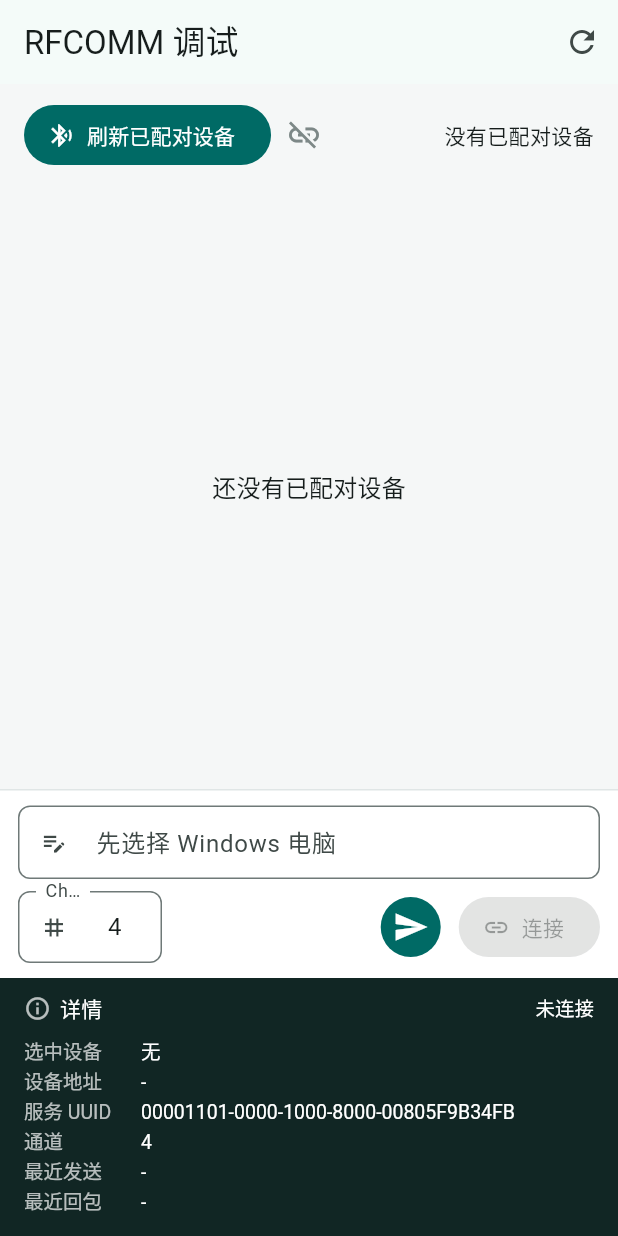
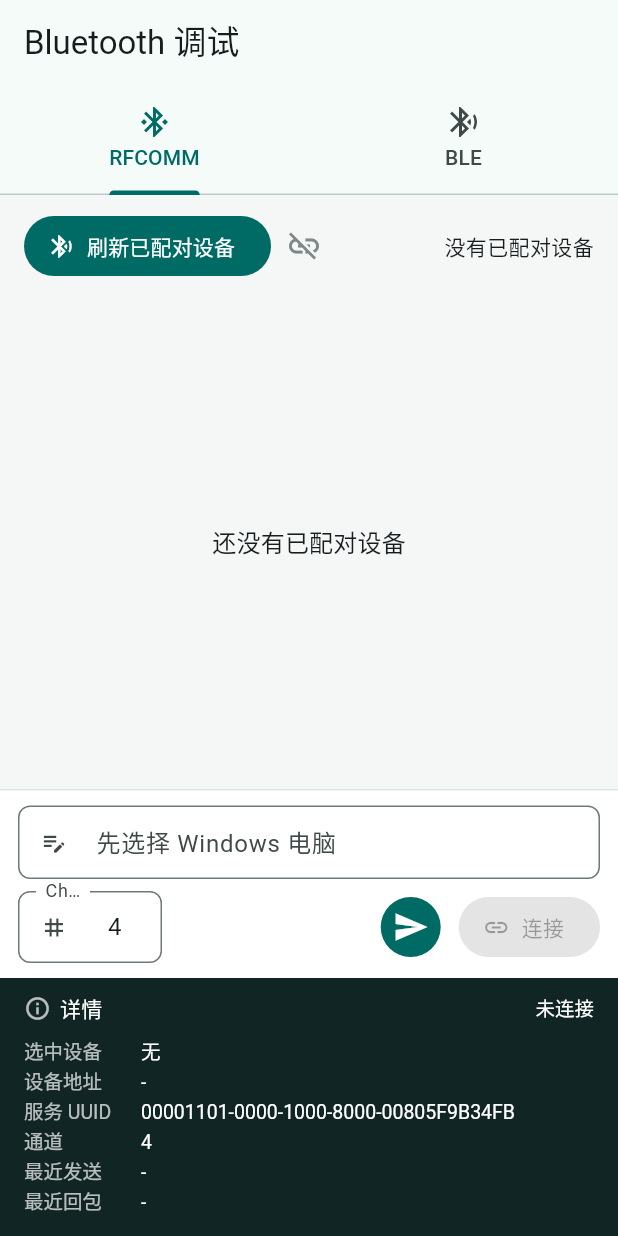
Before and after one commit to Goblin-Master/Bluetooth, a Flutter app: the screen it shows after launch, on a phone screen of 412 x 824 dp. Run offline on Flutter 3.47's test engine with Material 3 defaults, Android fonts, the phone set to English and light mode, and no system bars.

Commit message:
refactor: split client into rfcomm and ble tabs

```diff
--- a/bluetooth_client/lib/main.dart
+++ b/bluetooth_client/lib/main.dart
@@ -19,7 +19,7 @@ class BluetoothClientApp extends StatelessWidget {
   @override
   Widget build(BuildContext context) {
     return MaterialApp(
-      title: 'RFCOMM 调试',
+      title: 'Bluetooth 调试',
       debugShowCheckedModeBanner: false,
       theme: ThemeData(
         colorScheme: ColorScheme.fromSeed(
@@ -29,7 +29,41 @@ class BluetoothClientApp extends StatelessWidget {
         scaffoldBackgroundColor: const Color(0xFFF5F7F7),
         useMaterial3: true,
       ),
-      home: RfcommDebugPage(controller: controller ?? RealRfcommController()),
+      home: BluetoothClientHome(
+        rfcommController: controller ?? RealRfcommController(),
+      ),
+    );
+  }
+}
+
+class BluetoothClientHome extends StatelessWidget {
+  const BluetoothClientHome({super.key, required this.rfcommController});
+
+  final RfcommController rfcommController;
+
+  @override
+  Widget build(BuildContext context) {
+    return DefaultTabController(
+      length: 2,
+      child: Scaffold(
+        appBar: AppBar(
+          title: const Text('Bluetooth 调试'),
+          bottom: const TabBar(
+            tabs: [
+              Tab(text: 'RFCOMM', icon: Icon(Icons.bluetooth_connected)),
+              Tab(text: 'BLE', icon: Icon(Icons.bluetooth_searching)),
+            ],
+          ),
+        ),
+        body: SafeArea(
+          child: TabBarView(
+            children: [
+              RfcommDebugPage(controller: rfcommController),
+              const BlePlaceholderPage(),
+            ],
+          ),
+        ),
+      ),
     );
   }
 }
@@ -322,21 +356,7 @@ class _RfcommDebugPageState extends State<RfcommDebugPage> {
       animation: widget.controller,
       builder: (context, _) {
         final controller = widget.controller;
-        return Scaffold(
-          appBar: AppBar(
-            title: const Text('RFCOMM 调试'),
-            actions: [
-              IconButton(
-                tooltip: '刷新已配对设备',
-                onPressed: controller.isBusy
-                    ? null
-                    : controller.refreshPairedDevices,
-                icon: const Icon(Icons.refresh),
-              ),
-            ],
-          ),
-          body: SafeArea(
-            child: Column(
+        return Column(
           children: [
             _StatusBar(controller: controller),
             Expanded(child: _PairedDeviceList(controller: controller)),
@@ -345,12 +365,44 @@ class _RfcommDebugPageState extends State<RfcommDebugPage> {
               messageController: _messageController,
               channelController: _channelController,
             ),
-                _DetailsPanel(controller: controller),
+            _RfcommDetailsPanel(controller: controller),
+          ],
+        );
+      },
+    );
+  }
+}
+
+class BlePlaceholderPage extends StatelessWidget {
+  const BlePlaceholderPage({super.key});
+
+  @override
+  Widget build(BuildContext context) {
+    return Column(
+      children: const [
+        Expanded(
+          child: Center(
+            child: Column(
+              mainAxisSize: MainAxisSize.min,
+              children: [
+                Icon(Icons.bluetooth_searching, size: 44),
+                SizedBox(height: 12),
+                Text('BLE GATT 调试', style: TextStyle(fontSize: 20)),
+                SizedBox(height: 4),
+                Text('待实现'),
               ],
             ),
           ),
-        );
-      },
+        ),
+        SharedDetailsPanel(
+          connected: false,
+          rows: [
+            DetailRowData(label: '状态', value: '待实现'),
+            DetailRowData(label: '服务 UUID', value: '-'),
+            DetailRowData(label: '特征 UUID', value: '-'),
+          ],
+        ),
+      ],
     );
   }
 }
@@ -606,8 +658,8 @@ class _MessageBar extends StatelessWidget {
   }
 }
 
-class _DetailsPanel extends StatelessWidget {
-  const _DetailsPanel({required this.controller});
+class _RfcommDetailsPanel extends StatelessWidget {
+  const _RfcommDetailsPanel({required this.controller});
 
   final RfcommController controller;
 
@@ -615,6 +667,43 @@ class _DetailsPanel extends StatelessWidget {
   Widget build(BuildContext context) {
     final selected = controller.selectedDevice;
     final sent = controller.lastSentMessage;
+    final rows = [
+      DetailRowData(label: '选中设备', value: selected?.label ?? '无'),
+      DetailRowData(label: '设备地址', value: selected?.address ?? '-'),
+      const DetailRowData(label: '服务 UUID', value: defaultSppUuid),
+      DetailRowData(label: '通道', value: controller.rfcommChannel.toString()),
+      DetailRowData(
+        label: '最近发送',
+        value: sent == null ? '-' : '"${sent.text}" (${sent.byteLength} bytes)',
+      ),
+      DetailRowData(label: '最近回包', value: controller.lastReceivedText ?? '-'),
+      if (controller.lastError != null)
+        DetailRowData(label: '错误', value: controller.lastError!),
+    ];
+
+    return SharedDetailsPanel(connected: controller.isConnected, rows: rows);
+  }
+}
+
+class DetailRowData {
+  const DetailRowData({required this.label, required this.value});
+
+  final String label;
+  final String value;
+}
+
+class SharedDetailsPanel extends StatelessWidget {
+  const SharedDetailsPanel({
+    super.key,
+    required this.connected,
+    required this.rows,
+  });
+
+  final bool connected;
+  final List<DetailRowData> rows;
+
+  @override
+  Widget build(BuildContext context) {
     return Container(
       width: double.infinity,
       constraints: const BoxConstraints(maxHeight: 260),
@@ -642,29 +731,12 @@ class _DetailsPanel extends StatelessWidget {
                     ).textTheme.titleSmall?.copyWith(color: Colors.white),
                   ),
                   const Spacer(),
-                  Text(controller.isConnected ? '已连接' : '未连接'),
+                  Text(connected ? '已连接' : '未连接'),
                 ],
               ),
               const SizedBox(height: 8),
-              _DetailLine(label: '选中设备', value: selected?.label ?? '无'),
-              _DetailLine(label: '设备地址', value: selected?.address ?? '-'),
-              _DetailLine(label: '服务 UUID', value: defaultSppUuid),
-              _DetailLine(
-                label: '通道',
-                value: controller.rfcommChannel.toString(),
-              ),
-              _DetailLine(
-                label: '最近发送',
-                value: sent == null
-                    ? '-'
-                    : '"${sent.text}" (${sent.byteLength} bytes)',
-              ),
-              _DetailLine(
-                label: '最近回包',
-                value: controller.lastReceivedText ?? '-',
-              ),
-              if (controller.lastError != null)
-                _DetailLine(label: '错误', value: controller.lastError!),
+              for (final row in rows)
+                _DetailLine(label: row.label, value: row.value),
             ],
           ),
         ),
```
Also changed, not shown: 1 other file. Lines whose indentation alone changed are shown as unchanged.
